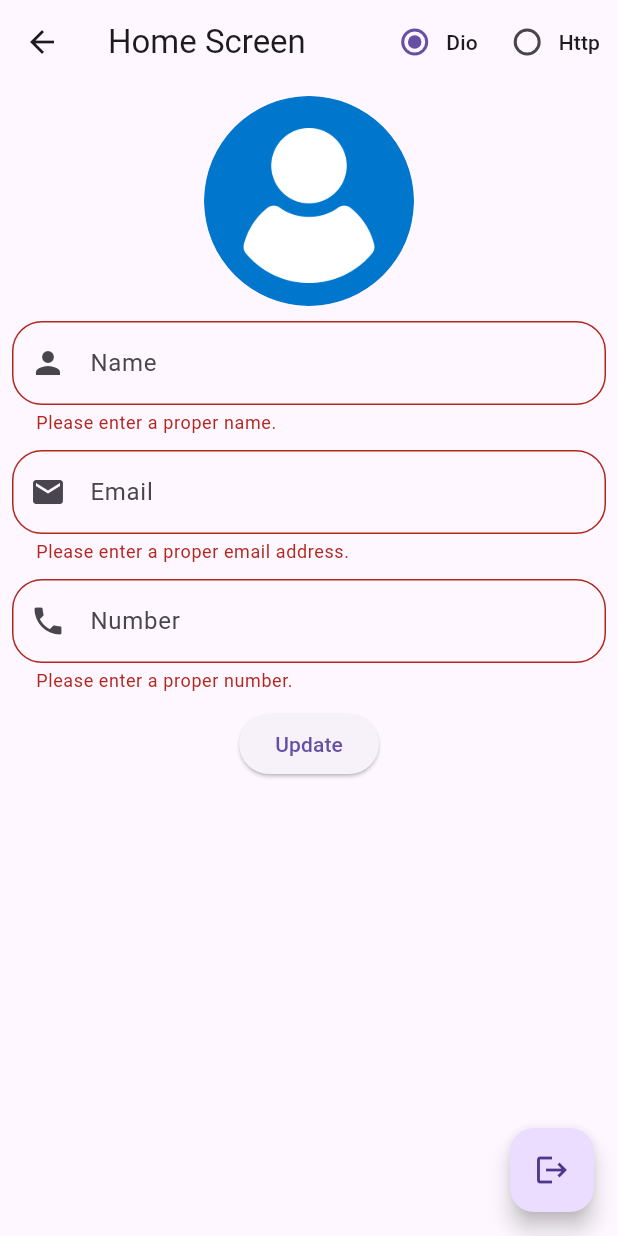
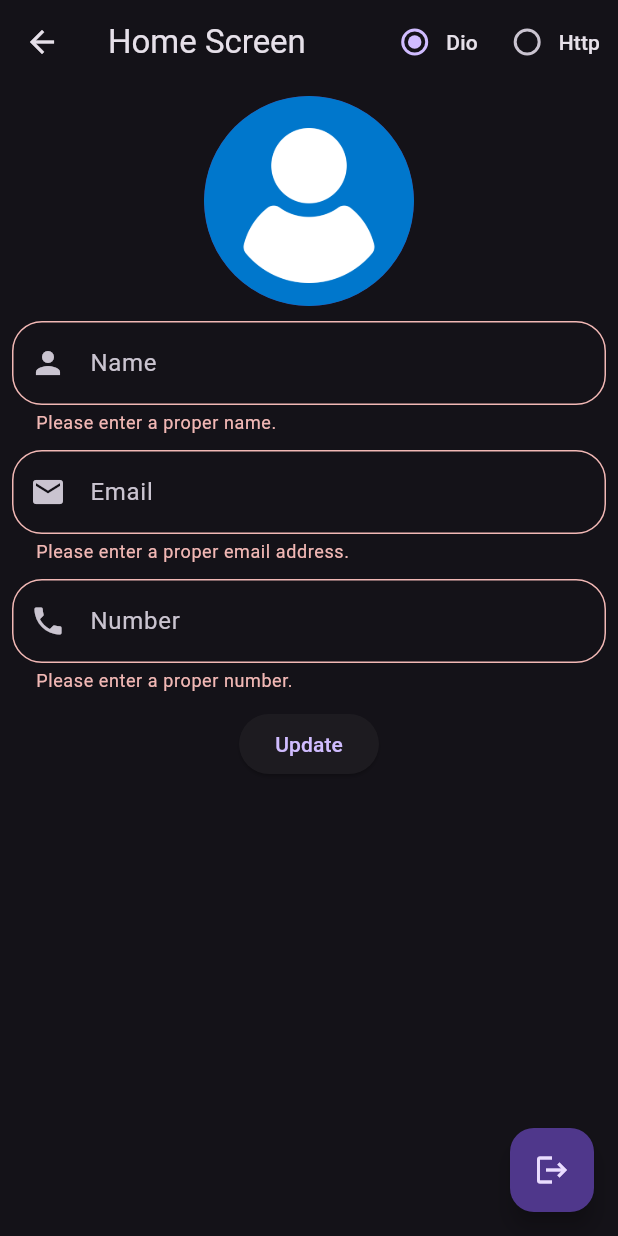
Before and after one commit to lalan-desai-28/Flutter-Trainee-2025, a Flutter app: the HomeScreen screen opened by its route, after a tap on "Update", on a phone screen of 412 x 824 dp. Run offline on Flutter 3.47's test engine with Material 3 defaults, Android fonts, the light colour scheme and no system bars; our stand-ins replace dio, file_picker, get, hive, hive_flutter, image_picker and 2 more; missing offline and left inert: dio_cache_interceptor, http_interceptor; accounts and stored records are empty.

Commit message:
All tasks of themes to customize app appearance.

```diff
--- a/lib/main_app.dart
+++ b/lib/main_app.dart
@@ -25,6 +25,7 @@ import 'package:flutter_trainee_2025/screens/slivers/slivers_task_screen.dart';
 import 'package:flutter_trainee_2025/screens/stateless_and_stateful_widgets/stateless_and_stateful_widgets_task_screen.dart';
 import 'package:flutter_trainee_2025/screens/streams/streams_task_screen.dart';
 import 'package:flutter_trainee_2025/screens/textfields_and_forms/textfields_forms_task_screen.dart';
+import 'package:flutter_trainee_2025/screens/theme/theme_demo_screen.dart';
 import 'package:get/get.dart';
 
 class MainApp extends StatelessWidget {
@@ -64,6 +65,7 @@ class MainApp extends StatelessWidget {
       "/getx_screen": (context) => const GetxTaskScreen(),
       "/signup_screen": (context) => const SignupScreen(),
       "/home_screen": (context) => const HomeScreen(),
+      "/theme_screen": (context) => const ThemeDemoScreen(),
     };
   }
 
@@ -71,6 +73,10 @@ class MainApp extends StatelessWidget {
   Widget build(BuildContext context) {
     return GetMaterialApp(
       debugShowCheckedModeBanner: false,
+      theme: ThemeData.dark(),
+
+      darkTheme: ThemeData.dark(),
+      themeMode: ThemeMode.system,
       title: 'Flutter Trainee 2025',
       routes: _getRoutes(context),
     );
--- a/lib/screens/main_screen.dart
+++ b/lib/screens/main_screen.dart
@@ -4,7 +4,6 @@ import 'package:flutter_trainee_2025/widgets/task_button_widget.dart';
 import 'package:get/get.dart';
 
 import 'dio/utils/access_token_helper.dart';
-
 
 class MainScreen extends StatelessWidget {
   const MainScreen({super.key});
@@ -95,6 +94,7 @@ class MainScreen extends StatelessWidget {
                   }
                 },
               ),
+              TaskButton(title: "Theme", routePath: '/theme_screen'),
             ],
           ),
         ),
--- /dev/null
+++ b/lib/screens/theme/models/themes_enum.dart
@@ -0,0 +1 @@
+enum Themes { defaultTheme, amber, pink, red }
--- a/lib/utils/dio_client.dart
+++ b/lib/utils/dio_client.dart
@@ -1,4 +1,5 @@
 import 'package:dio/dio.dart';
+import 'package:dio_cache_interceptor/dio_cache_interceptor.dart';
 import 'package:flutter_trainee_2025/screens/dio/models/api_request_fail_model.dart';
 import 'package:get/get.dart';
 
@@ -17,7 +18,22 @@ class DioClient {
     dio = Dio(BaseOptions(baseUrl: "https://api-uapsnap.venko.info/api/v1/"));
 
     dio.interceptors.add(
-      LogInterceptor(request: true, responseBody: true, requestBody: true,requestHeader: true),
+      LogInterceptor(
+        request: true,
+        responseBody: true,
+        requestBody: true,
+        requestHeader: true,
+      ),
+    );
+
+    dio.interceptors.add(
+      DioCacheInterceptor(
+        options: CacheOptions(
+          store: MemCacheStore(),
+          policy: CachePolicy.refreshForceCache,
+          maxStale: const Duration(days: 1),
+        ),
+      ),
     );
 
     dio.interceptors.add(
--- a/pubspec.yaml
+++ b/pubspec.yaml
@@ -23,9 +23,8 @@ dependencies:
   dio: ^5.8.0+1
   http: ^1.3.0
   http_interceptor: ^2.0.0
-  connectivity_plus: ^6.1.3
   image_picker: ^1.1.2
-  cached_network_image: ^3.4.1
+  dio_cache_interceptor: ^4.0.3
 
 dev_dependencies:
   flutter_test:
```
Also changed, not shown: lib/screens/theme/theme_controller.dart (added, +10 -0 lines), lib/screens/theme/theme_demo_screen.dart (added, +80 -0 lines), lib/screens/theme/themes/themes_helper.dart (added, +35 -0 lines).
